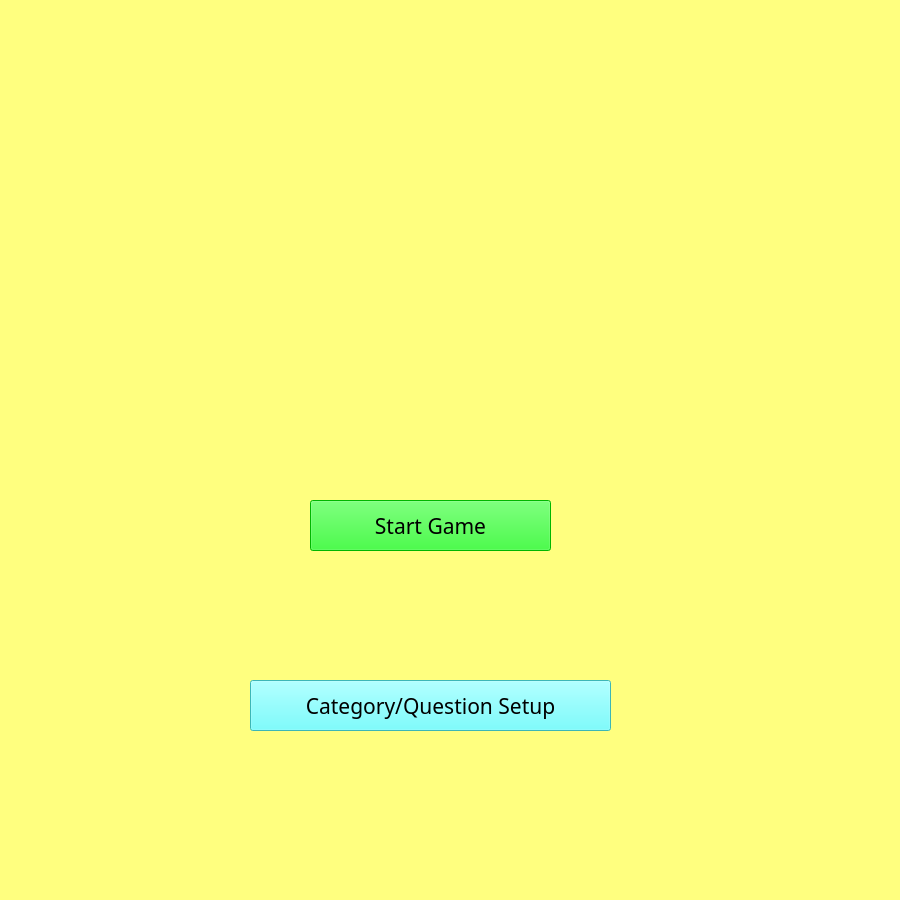
This is main_window/main_window.ui in JH-Byte-Busters/601-Group-Project as Qt 5 draws it before an edit. The edited form follows.
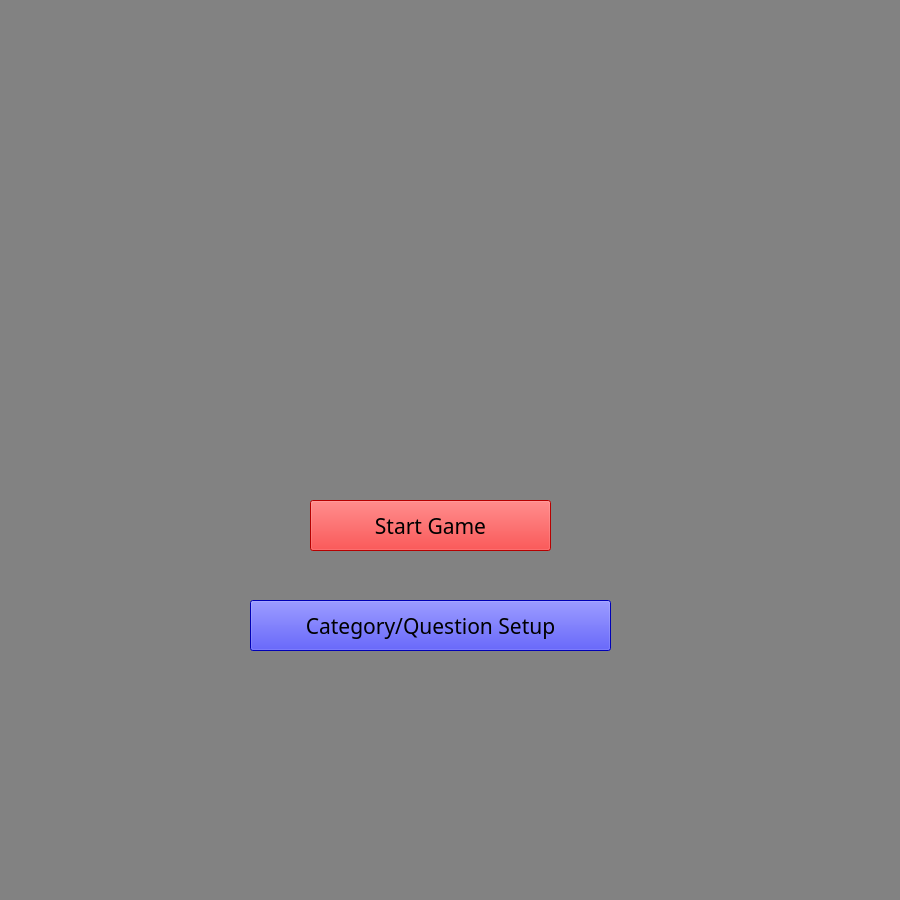
This is the edited form. Icons and pictures are not drawn.

Commit message: fix: Fixed background color inconsistencies in UI code

Diff of the .ui file:
```diff
--- a/main_window/main_window.ui
+++ b/main_window/main_window.ui
@@ -14,13 +14,13 @@
    <string>TrivialCompute</string>
   </property>
   <property name="styleSheet">
-   <string notr="true">background-color: rgb(255, 255, 127);</string>
+   <string notr="true">background-color: rgb(130, 130, 130);</string>
   </property>
   <widget class="QPushButton" name="pushButton_2">
    <property name="geometry">
     <rect>
      <x>250</x>
-     <y>680</y>
+     <y>600</y>
      <width>361</width>
      <height>51</height>
     </rect>
@@ -35,9 +35,9 @@
     </font>
    </property>
    <property name="styleSheet">
-    <string notr="true">background-color: rgb(85, 255, 255);
+    <string notr="true">background-color: rgb(0, 0, 255);
 font: 87 16pt &quot;Segoe UI Black&quot;;
-border-color: rgb(0, 0, 0);</string>
+border-color: rgb(255, 0, 0);</string>
    </property>
    <property name="text">
     <string>Category/Question Setup</string>
@@ -74,13 +74,13 @@
      <pointsize>16</pointsize>
      <weight>10</weight>
      <italic>false</italic>
-     <bold>false</bold>
+     <bold>true</bold>
     </font>
    </property>
    <property name="styleSheet">
-    <string notr="true">background-color: rgb(0, 255, 0);
+    <string notr="true">background-color: rgb(255, 0, 0);
 font: 87 16pt &quot;Segoe UI Black&quot;;
-border-color: rgb(0, 0, 0);</string>
+border-color: rgb(0, 0, 255);</string>
    </property>
    <property name="text">
     <string>Start Game</string>
```
The commit also changes 2 other files.
